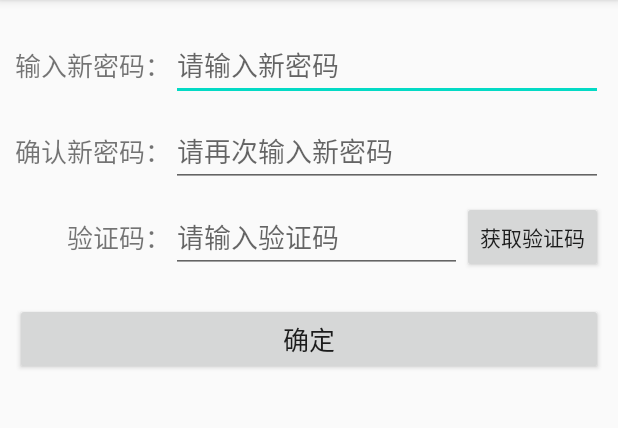
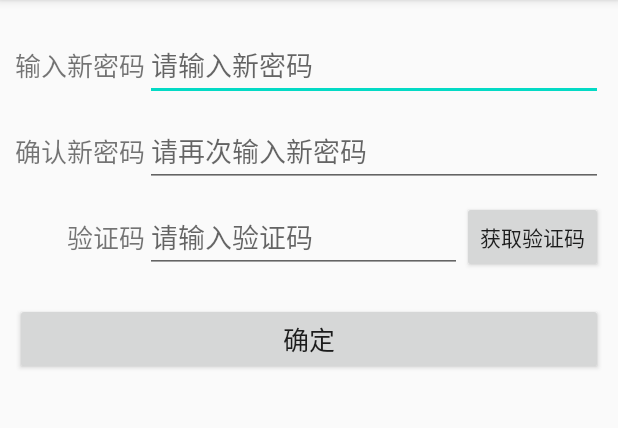
Before and after one commit to YiwenPang/Android-Studio-Program, an Android app: the LoginForgetActivity screen opened directly, with no data from a screen before it, on a phone screen of 412 x 824 dp, the part 84-512 px from its top. Run offline under Robolectric (Android 15) with nearby library versions, the phone set to English and light mode, and no system bars.

Commit message:
删除了注释

```diff
--- a/20201018appLogin/app/src/main/java/com/example/a20201018_applogin/LoginForgetActivity.java
+++ b/20201018appLogin/app/src/main/java/com/example/a20201018_applogin/LoginForgetActivity.java
@@ -16,65 +16,56 @@ import com.example.a20201018_applogin.util.DateUtil;
 
 public class LoginForgetActivity extends AppCompatActivity implements View.OnClickListener{
 
-    private EditText et_password_first; // 声明一个编辑框对象
-    private EditText et_password_second; // 声明一个编辑框对象
-    private EditText et_verifycode; // 声明一个编辑框对象
-    private String mVerifyCode; // 验证码
-    private String mPhone; // 手机号码
+    private EditText et_password_first;
+    private EditText et_password_second;
+    private EditText et_verifycode;
+    private String mVerifyCode;
+    private String mPhone;
 
-    private UserDBHelper mHelper; // 声明一个用户数据库的帮助器对象
+    private UserDBHelper mHelper;
 
     protected void onCreate(Bundle savedInstanceState) {
         super.onCreate(savedInstanceState);
         setContentView(R.layout.activity_login_forget);
 
-        // 从布局文件中获取名叫et_password_first的编辑框
         et_password_first = findViewById(R.id.et_password_first);
-        // 从布局文件中获取名叫et_password_second的编辑框
         et_password_second = findViewById(R.id.et_password_second);
-        // 从布局文件中获取名叫et_verifycode的编辑框
         et_verifycode = findViewById(R.id.et_verifycode);
 
         findViewById(R.id.btn_verifycode).setOnClickListener(this);
         findViewById(R.id.btn_confirm).setOnClickListener(this);
 
-        // 从前一个页面获取要修改密码的手机号码
         mPhone = getIntent().getStringExtra("phone");
     }
 
     @Override
     protected void onResume() {
         super.onResume();
-        // 获得用户数据库帮助器的一个实例
         mHelper = UserDBHelper.getInstance(this, 2);
-        // 恢复页面，则打开数据库连接
         mHelper.openWriteLink();
     }
 
     @Override
     protected void onPause() {
         super.onPause();
-        // 暂停页面，则关闭数据库连接
         mHelper.closeLink();
     }
 
     @Override
     public void onClick(View v) {
-        if (v.getId() == R.id.btn_verifycode) { // 点击了“获取验证码”按钮
+        if (v.getId() == R.id.btn_verifycode) {
             if (mPhone == null || mPhone.length() < 11) {
                 Toast.makeText(this, "请输入正确的手机号", Toast.LENGTH_SHORT).show();
                 return;
             }
-            // 生成六位随机数字的验证码
             mVerifyCode = String.format("%06d", (int) ((Math.random() * 9 + 1) * 100000));
-            // 弹出提醒对话框，提示用户六位验证码数字
             AlertDialog.Builder builder = new AlertDialog.Builder(this);
             builder.setTitle("请记住验证码");
             builder.setMessage("手机号" + mPhone + "，本次验证码是" + mVerifyCode + "，请输入验证码");
             builder.setPositiveButton("好的", null);
             AlertDialog alert = builder.create();
             alert.show();
-        } else if (v.getId() == R.id.btn_confirm) { // 点击了“确定”按钮
+        } else if (v.getId() == R.id.btn_confirm) {
             String password_first = et_password_first.getText().toString();
             String password_second = et_password_second.getText().toString();
             if (password_first.length() < 6 || password_second.length() < 6) {
@@ -95,7 +86,6 @@ public class LoginForgetActivity extends AppCompatActivity implements View.OnCli
                 mHelper.update(info, "phone=" + mPhone);
 
                 Toast.makeText(this, "密码修改成功", Toast.LENGTH_SHORT).show();
-                // 把修改好的新密码返回给前一个页面
                 Intent intent = new Intent();
                 intent.putExtra("new_password", password_first);
                 setResult(Activity.RESULT_OK, intent);
--- a/20201018appLogin/app/src/main/res/layout/activity_login_forget.xml
+++ b/20201018appLogin/app/src/main/res/layout/activity_login_forget.xml
@@ -13,7 +13,7 @@
         android:layout_marginStart="10dp"
         android:layout_marginLeft="10dp"
         android:layout_marginTop="30dp"
-        android:text="输入新密码："
+        android:text="输入新密码"
         android:textSize="17sp"
         app:layout_constraintStart_toStartOf="parent"
         app:layout_constraintTop_toTopOf="parent" />
@@ -39,7 +39,7 @@
         android:layout_marginStart="10dp"
         android:layout_marginLeft="10dp"
         android:layout_marginTop="20dp"
-        android:text="确认新密码："
+        android:text="确认新密码"
         android:textSize="17sp"
         app:layout_constraintStart_toStartOf="parent"
         app:layout_constraintTop_toBottomOf="@+id/et_password_first" />
@@ -65,7 +65,7 @@
         android:layout_marginStart="10dp"
         android:layout_marginLeft="10dp"
         android:layout_marginTop="20dp"
-        android:text="　　验证码："
+        android:text="　　验证码"
         android:textSize="17sp"
         app:layout_constraintStart_toStartOf="parent"
         app:layout_constraintTop_toBottomOf="@+id/et_password_second" />
```
Also changed, not shown: 20201018appLogin/app/src/main/java/com/example/a20201018_applogin/MainActivity.java (+32 -91 lines), 20201018appLogin/app/src/main/java/com/example/a20201018_applogin/database/UserDBHelper.java (+11 -39 lines).
